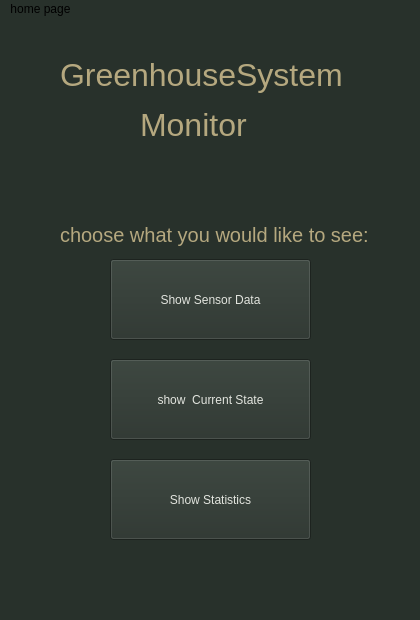
The window that src/gui/gui/home.ui (sama-samy-ameen/smart_greenhouse_ros2) describes before a commit, drawn with Qt 5.
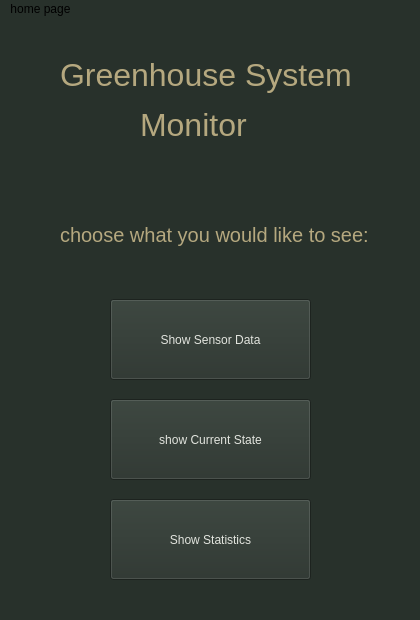
The same window after the commit.

Commit message: Update Home UI and add Safety UI

Diff of the .ui file:
```diff
--- a/src/gui/gui/home.ui
+++ b/src/gui/gui/home.ui
@@ -70,14 +70,14 @@
 color: rgb(181, 168, 127);</string>
     </property>
     <property name="text">
-     <string>GreenhouseSystem</string>
+     <string>Greenhouse System</string>
     </property>
    </widget>
    <widget class="QPushButton" name="data_button">
     <property name="geometry">
      <rect>
       <x>110</x>
-      <y>240</y>
+      <y>280</y>
       <width>201</width>
       <height>81</height>
      </rect>
@@ -94,7 +94,7 @@
     <property name="geometry">
      <rect>
       <x>110</x>
-      <y>440</y>
+      <y>480</y>
       <width>201</width>
       <height>81</height>
      </rect>
@@ -111,7 +111,7 @@
     <property name="geometry">
      <rect>
       <x>110</x>
-      <y>340</y>
+      <y>380</y>
       <width>201</width>
       <height>81</height>
      </rect>
@@ -121,7 +121,7 @@
 font-size:28;</string>
     </property>
     <property name="text">
-     <string>show  Current State</string>
+     <string>show Current State</string>
     </property>
    </widget>
    <zorder>label_2</zorder>
```
The commit also changes 1 other file.
